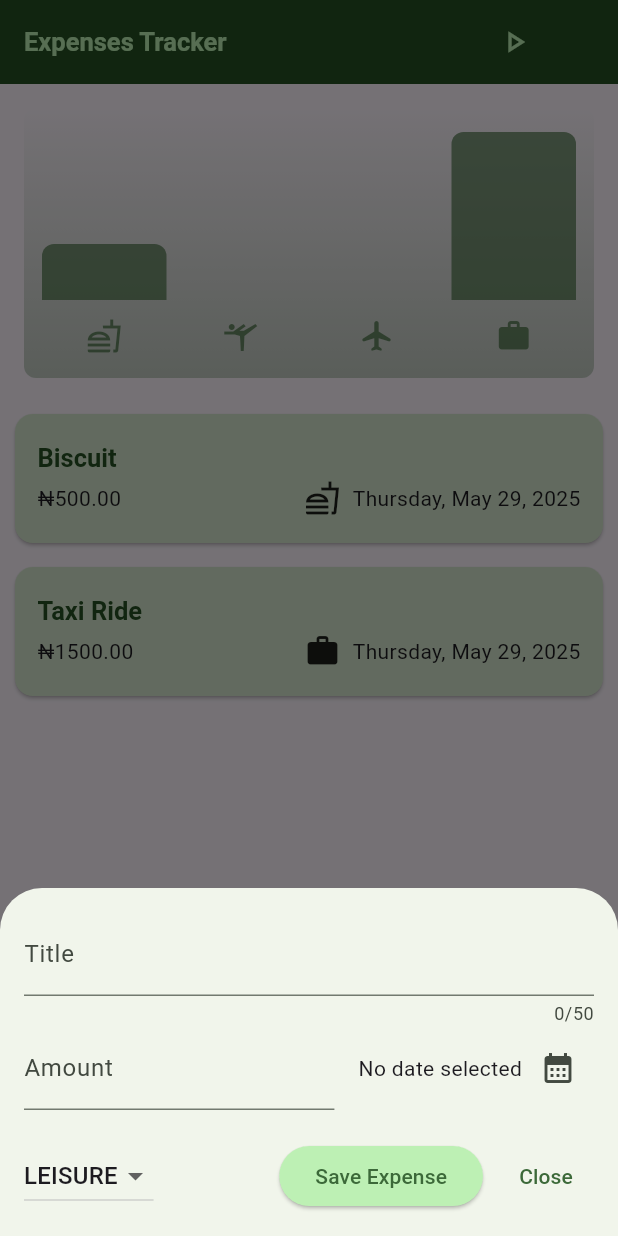
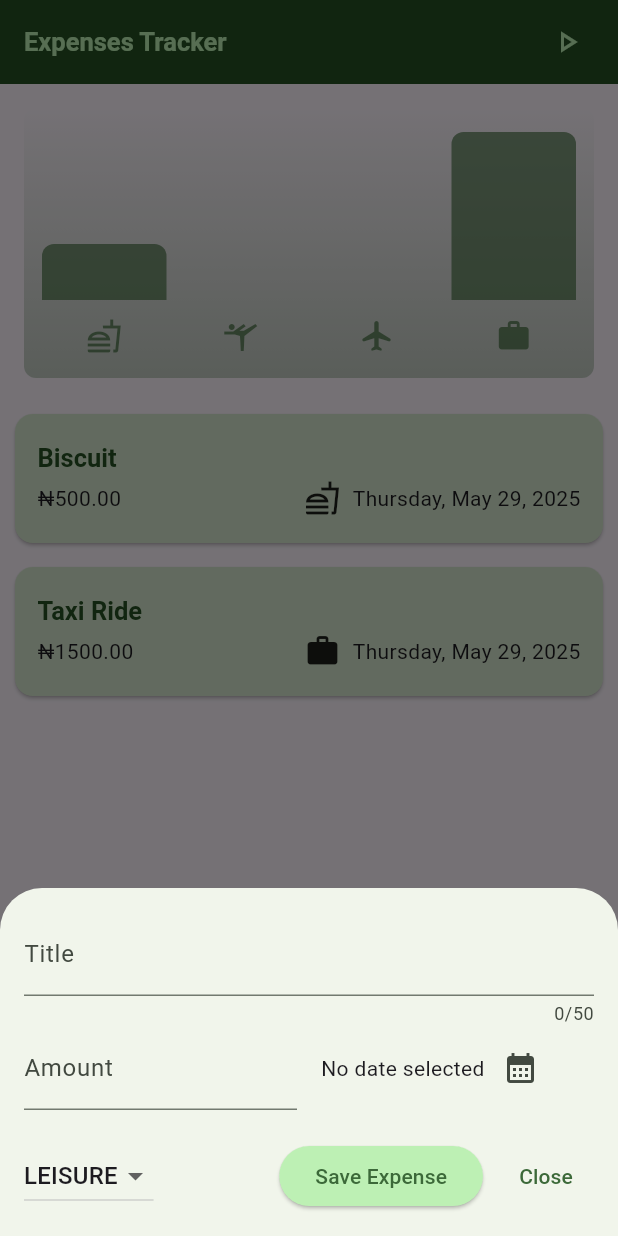
Before and after one commit to REBjr13/expenses_tracker, a Flutter app: the screen it shows after launch, after a tap on the "play arrow" icon, on a phone screen of 412 x 824 dp. Run offline on Flutter 3.47's test engine with Material 3 defaults, Android fonts, the phone set to English and light mode, and no system bars.

```diff
--- a/lib/widgets/expenses.dart
+++ b/lib/widgets/expenses.dart
@@ -82,7 +82,7 @@ class _ExpensesTrackState extends State<ExpensesTrack> {
     return Scaffold(
       appBar: AppBar(
         title: const Text("Expenses Tracker"),
-        actionsPadding: const EdgeInsets.only(right: 45),
+        actionsPadding: const EdgeInsets.symmetric(horizontal: 10),
         actions: [
           IconButton(
             onPressed: _openAddExpenseScreen,
--- a/lib/widgets/new_expense.dart
+++ b/lib/widgets/new_expense.dart
@@ -84,24 +84,98 @@ class _NewExpenseState extends State<NewExpense> {
 
   @override
   Widget build(BuildContext context) {
-
     final keyboardSpace =
         MediaQuery.of(
           context,
         ).viewInsets.bottom; //adds extra pixels when keyboard pops up
+    return LayoutBuilder(
+      builder: (ctx, constraints) {
+        final width = constraints.maxWidth;
+
         return SingleChildScrollView(
           child: Padding(
-
             padding: EdgeInsets.fromLTRB(16, 16, 16, keyboardSpace + 16),
             child: Column(
               children: [
+                if (width >= 600)
+                  Row(
+                    crossAxisAlignment: CrossAxisAlignment.start,
+                    children: [
+                      Expanded(
+                        child: TextField(
+                          // TExt input element
+                          controller: _titleControl,
+                          maxLength: 50,
+                          decoration: InputDecoration(label: Text("Title")),
+                        ),
+                      ),
+                      SizedBox(width: 10),
+                      Expanded(
+                        child: TextField(
+                          controller: _amountControl, // for the amount
+                          keyboardType: TextInputType.number,
+                          decoration: InputDecoration(
+                            label: Text("Amount"),
+                            prefixText: '₦ ',
+                          ),
+                        ),
+                      ),
+                    ],
+                  )
+                else
                   TextField(
                     // TExt input element
                     controller: _titleControl,
                     maxLength: 50,
                     decoration: InputDecoration(label: Text("Title")),
                   ),
-            SizedBox(),
+
+                if (width >= 600)
+                  Row(
+                    children: [
+                      DropdownButton(
+                        value: _selectedCategory,
+                        items:
+                            Category.values
+                                .map(
+                                  (category) => DropdownMenuItem(
+                                    value: category,
+                                    child: Text(category.name.toUpperCase()),
+                                  ),
+                                )
+                                .toList(),
+                        onChanged: (value) {
+                          if (value == null) {
+                            return;
+                          }
+                          setState(() {
+                            _selectedCategory =
+                                value; // updates the dropdown current item
+                          });
+                        },
+                      ),
+
+                      SizedBox(width: 10),
+                      Expanded(
+                        child: Row(
+                          mainAxisAlignment: MainAxisAlignment.end,
+                          crossAxisAlignment: CrossAxisAlignment.center,
+                          children: [
+                            Text(
+                              _selectedDate == null
+                                  ? "No date selected"
+                                  : formatter.format(_selectedDate!),
+                            ),
+                            IconButton(
+                              onPressed: _presentDatePicker,
+                              icon: Icon(Icons.calendar_month),
+                            ),
+                          ],
+                        ),
+                      ),
+                    ],
+                  )
+                else
                   Row(
                     children: [
                       Expanded(
@@ -115,9 +189,8 @@ class _NewExpenseState extends State<NewExpense> {
                         ),
                       ),
                       const SizedBox(width: 16),
-                // Expanded(
-                //  child:
-                Row(
+                      Expanded(
+                        child: Row(
                           mainAxisAlignment: MainAxisAlignment.start,
                           crossAxisAlignment: CrossAxisAlignment.center,
                           children: [
@@ -132,10 +205,28 @@ class _NewExpenseState extends State<NewExpense> {
                             ),
                           ],
                         ),
-                //),
+                      ),
                     ],
                   ),
                 const SizedBox(height: 20),
+                if(width >= 600)
+                Row(
+                  children: [
+                      const Spacer(),
+                    ElevatedButton(
+                      onPressed: _submitForm,
+                      child: Text("Save Expense"),
+                    ),
+                    SizedBox(width: 10),
+                    TextButton(
+                      onPressed: () {
+                        Navigator.pop(context);
+                      },
+                      child: Text('Close'),
+                    ),
+                  ],
+                )
+                else
                 Row(
                   children: [
                     DropdownButton(
@@ -177,5 +268,7 @@ class _NewExpenseState extends State<NewExpense> {
             ),
           ),
         );
+      },
+    );
   }
 }
```
Lines whose indentation alone changed are shown as unchanged.
